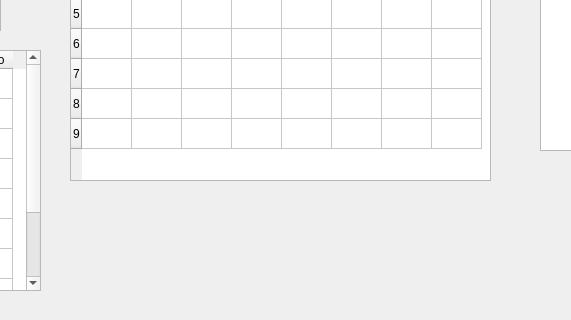
Qt form prueba.ui (diegoivan1987/practicasSSO) before a commit; both pictures show x 150 to 721 and y 220 to 540 of the 803 by 540 pixel window.
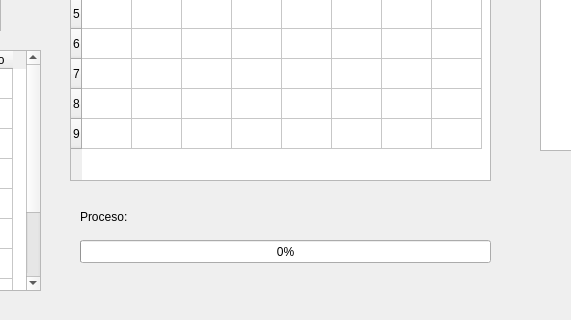
The same form after that commit.

Commit message: se agrego una parte del consumidor

```diff
--- a/prueba.ui
+++ b/prueba.ui
@@ -434,6 +434,32 @@
      </property>
     </item>
    </widget>
+   <widget class="QProgressBar" name="barra">
+    <property name="geometry">
+     <rect>
+      <x>230</x>
+      <y>460</y>
+      <width>411</width>
+      <height>23</height>
+     </rect>
+    </property>
+    <property name="value">
+     <number>0</number>
+    </property>
+   </widget>
+   <widget class="QLabel" name="label_3">
+    <property name="geometry">
+     <rect>
+      <x>230</x>
+      <y>430</y>
+      <width>47</width>
+      <height>13</height>
+     </rect>
+    </property>
+    <property name="text">
+     <string>Proceso:</string>
+    </property>
+   </widget>
   </widget>
   <widget class="QStatusBar" name="statusbar"/>
  </widget>
```
The commit also changes 1 other file.
